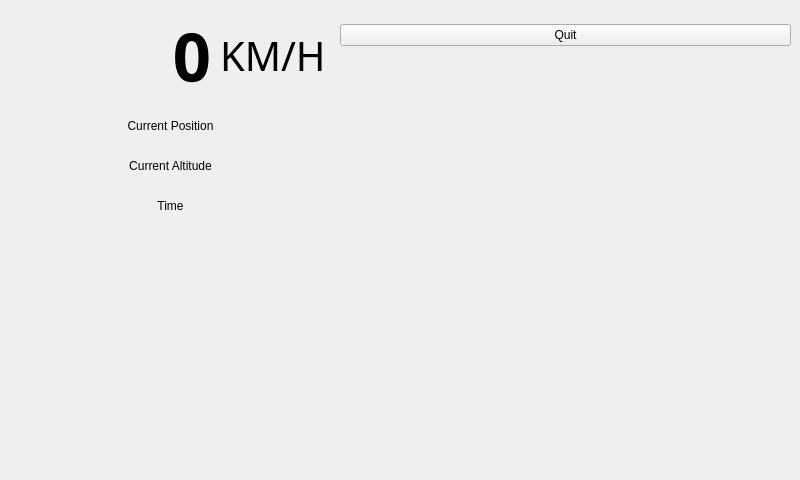
This is src/ui/main_window.ui in anthony-mills/nomadicpi as Qt 5 draws it before an edit. The edited form follows.
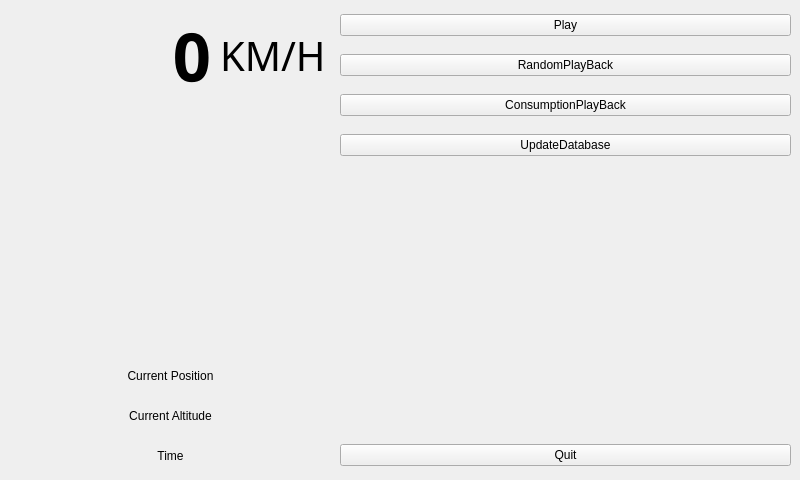
This is the edited form.

Commit message: Added the ability to pause and play mpd

```diff
--- a/src/ui/main_window.ui
+++ b/src/ui/main_window.ui
@@ -53,9 +53,9 @@
    <property name="geometry">
     <rect>
      <x>340</x>
-     <y>10</y>
+     <y>440</y>
      <width>451</width>
-     <height>51</height>
+     <height>31</height>
     </rect>
    </property>
    <layout class="QHBoxLayout" name="RightColumn">
@@ -72,7 +72,7 @@
    <property name="geometry">
     <rect>
      <x>10</x>
-     <y>110</y>
+     <y>360</y>
      <width>321</width>
      <height>31</height>
     </rect>
@@ -119,7 +119,7 @@
    <property name="geometry">
     <rect>
      <x>10</x>
-     <y>150</y>
+     <y>400</y>
      <width>321</width>
      <height>31</height>
     </rect>
@@ -141,7 +141,7 @@
    <property name="geometry">
     <rect>
      <x>10</x>
-     <y>190</y>
+     <y>440</y>
      <width>321</width>
      <height>31</height>
     </rect>
@@ -159,6 +159,82 @@
     </item>
    </layout>
   </widget>
+  <widget class="QWidget" name="horizontalLayoutWidget_5">
+   <property name="geometry">
+    <rect>
+     <x>340</x>
+     <y>10</y>
+     <width>451</width>
+     <height>31</height>
+    </rect>
+   </property>
+   <layout class="QHBoxLayout" name="RightColumn_2">
+    <item>
+     <widget class="QPushButton" name="MusicPlay">
+      <property name="text">
+       <string>Play</string>
+      </property>
+     </widget>
+    </item>
+   </layout>
+  </widget>
+  <widget class="QWidget" name="horizontalLayoutWidget_6">
+   <property name="geometry">
+    <rect>
+     <x>340</x>
+     <y>50</y>
+     <width>451</width>
+     <height>31</height>
+    </rect>
+   </property>
+   <layout class="QHBoxLayout" name="RightColumn_3">
+    <item>
+     <widget class="QPushButton" name="RandomPlayback">
+      <property name="text">
+       <string>RandomPlayBack</string>
+      </property>
+     </widget>
+    </item>
+   </layout>
+  </widget>
+  <widget class="QWidget" name="horizontalLayoutWidget_7">
+   <property name="geometry">
+    <rect>
+     <x>340</x>
+     <y>90</y>
+     <width>451</width>
+     <height>31</height>
+    </rect>
+   </property>
+   <layout class="QHBoxLayout" name="RightColumn_4">
+    <item>
+     <widget class="QPushButton" name="ConsumptionPlayback">
+      <property name="text">
+       <string>ConsumptionPlayBack</string>
+      </property>
+     </widget>
+    </item>
+   </layout>
+  </widget>
+  <widget class="QWidget" name="horizontalLayoutWidget_8">
+   <property name="geometry">
+    <rect>
+     <x>340</x>
+     <y>130</y>
+     <width>451</width>
+     <height>31</height>
+    </rect>
+   </property>
+   <layout class="QHBoxLayout" name="RightColumn_5">
+    <item>
+     <widget class="QPushButton" name="UpdateDatabase">
+      <property name="text">
+       <string>UpdateDatabase</string>
+      </property>
+     </widget>
+    </item>
+   </layout>
+  </widget>
  </widget>
  <resources/>
  <connections/>
```
The commit also changes 5 other files.
